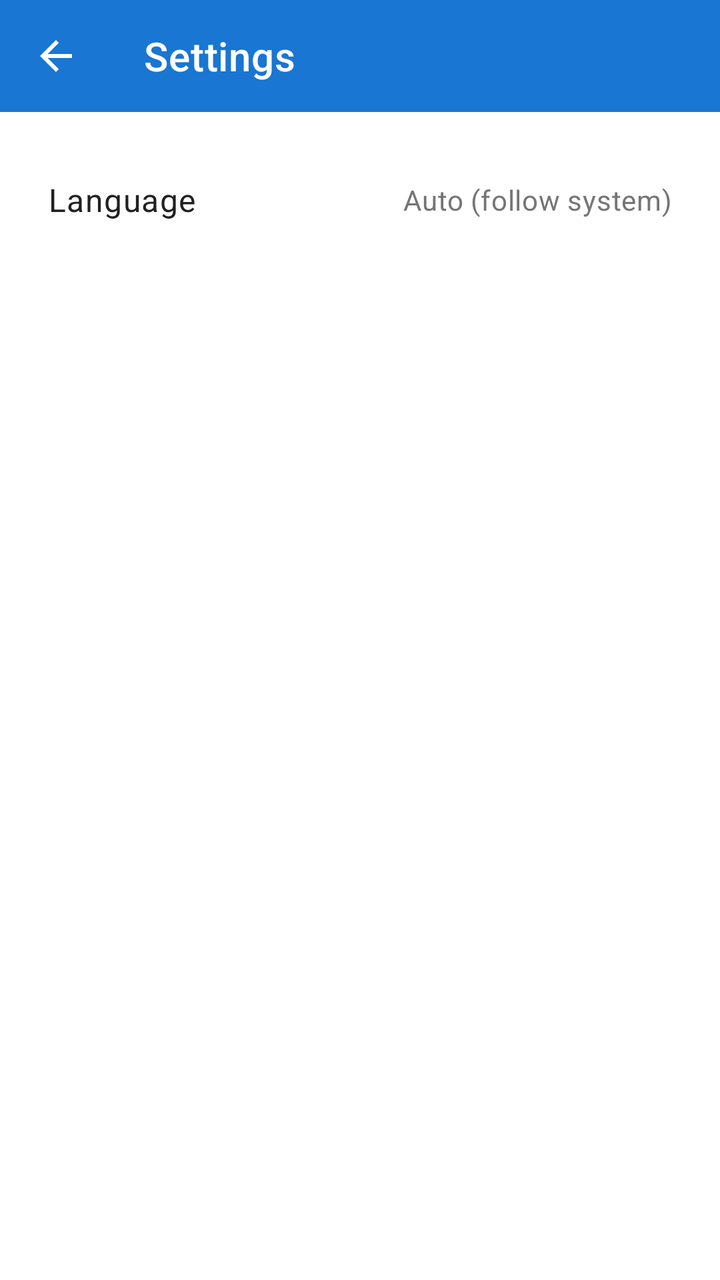
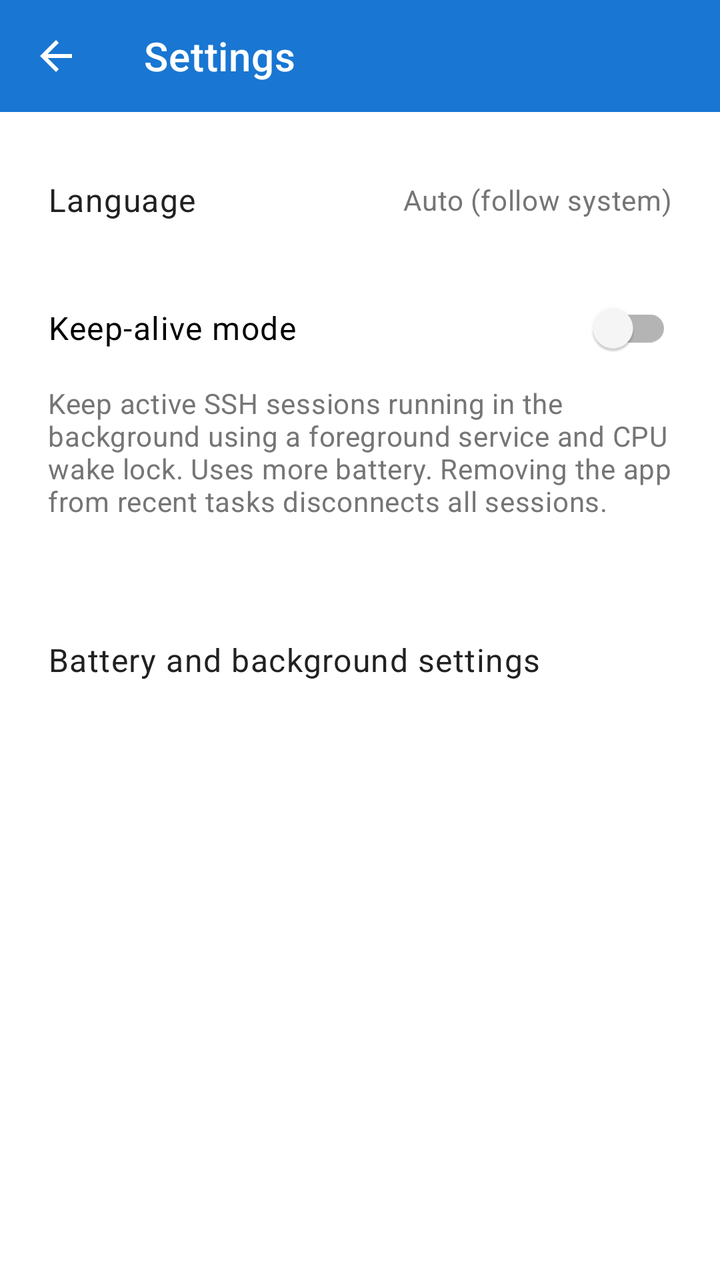

Before-and-after screenshots of an Android layout around one commit, followed by the original layout XML and the change that was made.
<!-- AndroidManifest.xml: application theme Theme.SSHTerminal -->
<!-- res/layout/fragment_settings.xml -->
<?xml version="1.0" encoding="utf-8"?>
<LinearLayout xmlns:android="http://schemas.android.com/apk/res/android"
    xmlns:app="http://schemas.android.com/apk/res-auto"
    android:layout_width="match_parent"
    android:layout_height="match_parent"
    android:orientation="vertical">

    <com.google.android.material.appbar.MaterialToolbar
        android:id="@+id/toolbar"
        android:layout_width="match_parent"
        android:layout_height="?attr/actionBarSize"
        android:background="?attr/colorPrimary"
        app:navigationIcon="@drawable/ic_back"
        app:navigationContentDescription="@string/navigate_back"
        app:title="@string/settings_title"
        app:titleTextColor="?attr/colorOnPrimary" />

    <ScrollView
        android:layout_width="match_parent"
        android:layout_height="match_parent">

        <LinearLayout
            android:id="@+id/language_row"
            android:layout_width="match_parent"
            android:layout_height="wrap_content"
            android:minHeight="72dp"
            android:layout_marginTop="8dp"
            android:orientation="horizontal"
            android:gravity="center_vertical"
            android:paddingHorizontal="24dp"
            android:paddingVertical="16dp"
            android:background="?attr/selectableItemBackground"
            android:clickable="true"
            android:focusable="true">

            <TextView
                android:layout_width="0dp"
                android:layout_weight="1"
                android:layout_height="wrap_content"
                android:text="@string/settings_language"
                android:textAppearance="?attr/textAppearanceBody1"
                android:textColor="?attr/colorOnSurface" />

            <TextView
                android:id="@+id/tv_language_value"
                android:layout_width="0dp"
                android:layout_weight="2"
                android:layout_height="wrap_content"
                android:layout_marginStart="16dp"
                android:gravity="end"
                android:text="@string/language_auto"
                android:textAppearance="?attr/textAppearanceBody2"
                android:textColor="?attr/colorOnSurfaceVariant" />
        </LinearLayout>
    </ScrollView>
</LinearLayout>
<!-- resources referenced by this layout -->
<resources>
  <!-- drawable ic_back (drawable) -->
  <?xml version="1.0" encoding="utf-8"?>
  <vector xmlns:android="http://schemas.android.com/apk/res/android"
      android:width="24dp"
      android:height="24dp"
      android:viewportWidth="24"
      android:viewportHeight="24"
      android:tint="?attr/colorOnPrimary">
      <path
          android:fillColor="@android:color/white"
          android:pathData="M20,11H7.83l5.59,-5.59L12,4l-8,8 8,8 1.41,-1.41L7.83,13H20v-2z"/>
  </vector>
  <string name="language_auto">Auto (follow system)</string>
  <string name="navigate_back">Back</string>
  <string name="settings_language">Language</string>
  <string name="settings_title">Settings</string>
  <style name="Theme.SSHTerminal" parent="Theme.MaterialComponents.DayNight.NoActionBar">
          <item name="colorPrimary">@color/primary</item>
          <item name="colorPrimaryDark">@color/primary_dark</item>
          <item name="colorPrimaryContainer">@color/primary_container</item>
          <item name="colorOnPrimary">@color/on_primary</item>
          <item name="colorSecondary">@color/secondary</item>
          <item name="colorSurface">@color/surface</item>
          <item name="colorOnSurface">@color/on_surface</item>
          <item name="colorOnSurfaceVariant">@color/on_surface_variant</item>
          <item name="colorError">@color/error</item>
          <item name="android:statusBarColor">@color/primary_dark</item>
      </style>
  <color name="primary">#1976D2</color>
  <color name="primary_dark">#1565C0</color>
  <color name="primary_container">#BBDEFB</color>
  <color name="on_primary">#FFFFFF</color>
  <color name="secondary">#26A69A</color>
  <color name="surface">#FAFAFA</color>
  <color name="on_surface">#212121</color>
  <color name="on_surface_variant">#757575</color>
  <color name="error">#D32F2F</color>
</resources>

<!-- the commit's change to res/layout/fragment_settings.xml (unified diff, before → after) -->
@@ -20,37 +20,98 @@
         android:layout_height="match_parent">
 
         <LinearLayout
-            android:id="@+id/language_row"
             android:layout_width="match_parent"
             android:layout_height="wrap_content"
-            android:minHeight="72dp"
-            android:layout_marginTop="8dp"
-            android:orientation="horizontal"
-            android:gravity="center_vertical"
-            android:paddingHorizontal="24dp"
-            android:paddingVertical="16dp"
-            android:background="?attr/selectableItemBackground"
-            android:clickable="true"
-            android:focusable="true">
+            android:orientation="vertical">
+
+            <LinearLayout
+                android:id="@+id/language_row"
+                android:layout_width="match_parent"
+                android:layout_height="wrap_content"
+                android:minHeight="72dp"
+                android:layout_marginTop="8dp"
+                android:orientation="horizontal"
+                android:gravity="center_vertical"
+                android:paddingHorizontal="24dp"
+                android:paddingVertical="16dp"
+                android:background="?attr/selectableItemBackground"
+                android:clickable="true"
+                android:focusable="true">
+
+                <TextView
+                    android:layout_width="0dp"
+                    android:layout_weight="1"
+                    android:layout_height="wrap_content"
+                    android:text="@string/settings_language"
+                    android:textAppearance="?attr/textAppearanceBody1"
+                    android:textColor="?attr/colorOnSurface" />
+
+                <TextView
+                    android:id="@+id/tv_language_value"
+                    android:layout_width="0dp"
+                    android:layout_weight="2"
+                    android:layout_height="wrap_content"
+                    android:layout_marginStart="16dp"
+                    android:gravity="end"
+                    android:text="@string/language_auto"
+                    android:textAppearance="?attr/textAppearanceBody2"
+                    android:textColor="?attr/colorOnSurfaceVariant" />
+            </LinearLayout>
+
+            <com.google.android.material.switchmaterial.SwitchMaterial
+                android:id="@+id/switch_keep_alive"
+                android:layout_width="match_parent"
+                android:layout_height="wrap_content"
+                android:minHeight="56dp"
+                android:paddingHorizontal="24dp"
+                android:text="@string/settings_keep_alive"
+                android:textAppearance="?attr/textAppearanceBody1" />
 
             <TextView
-                android:layout_width="0dp"
-                android:layout_weight="1"
+                android:layout_width="match_parent"
                 android:layout_height="wrap_content"
-                android:text="@string/settings_language"
-                android:textAppearance="?attr/textAppearanceBody1"
-                android:textColor="?attr/colorOnSurface" />
+                android:paddingHorizontal="24dp"
+                android:text="@string/settings_keep_alive_summary"
+                android:textAppearance="?attr/textAppearanceBody2"
+                android:textColor="?attr/colorOnSurfaceVariant" />
 
             <TextView
-                android:id="@+id/tv_language_value"
-                android:layout_width="0dp"
-                android:layout_weight="2"
+                android:id="@+id/tv_keep_alive_status"
+                android:layout_width="match_parent"
                 android:layout_height="wrap_content"
-                android:layout_marginStart="16dp"
-                android:gravity="end"
-                android:text="@string/language_auto"
+                android:paddingHorizontal="24dp"
+                android:paddingVertical="12dp"
+                android:accessibilityLiveRegion="polite"
                 android:textAppearance="?attr/textAppearanceBody2"
                 android:textColor="?attr/colorOnSurfaceVariant" />
+
+            <LinearLayout
+                android:id="@+id/battery_settings_row"
+                android:layout_width="match_parent"
+                android:layout_height="wrap_content"
+                android:minHeight="72dp"
+                android:orientation="vertical"
+                android:paddingHorizontal="24dp"
+                android:paddingVertical="16dp"
+                android:background="?attr/selectableItemBackground"
+                android:clickable="true"
+                android:focusable="true">
+
+                <TextView
+                    android:layout_width="match_parent"
+                    android:layout_height="wrap_content"
+                    android:text="@string/settings_battery"
+                    android:textAppearance="?attr/textAppearanceBody1"
+                    android:textColor="?attr/colorOnSurface" />
+
+                <TextView
+                    android:id="@+id/tv_battery_status"
+                    android:layout_width="match_parent"
+                    android:layout_height="wrap_content"
+                    android:layout_marginTop="4dp"
+                    android:textAppearance="?attr/textAppearanceBody2"
+                    android:textColor="?attr/colorOnSurfaceVariant" />
+            </LinearLayout>
         </LinearLayout>
     </ScrollView>
 </LinearLayout>
<!-- resource entries referenced after the edit -->
@@ -14,6 +14,9 @@
   </vector>
   <string name="language_auto">Auto (follow system)</string>
   <string name="navigate_back">Back</string>
+  <string name="settings_battery">Battery and background settings</string>
+  <string name="settings_keep_alive">Keep-alive mode</string>
+  <string name="settings_keep_alive_summary">Keep active SSH sessions running in the background using a foreground service and CPU wake lock. Uses more battery. Removing the app from recent tasks disconnects all sessions.</string>
   <string name="settings_language">Language</string>
   <string name="settings_title">Settings</string>
   <style name="Theme.SSHTerminal" parent="Theme.MaterialComponents.DayNight.NoActionBar">
